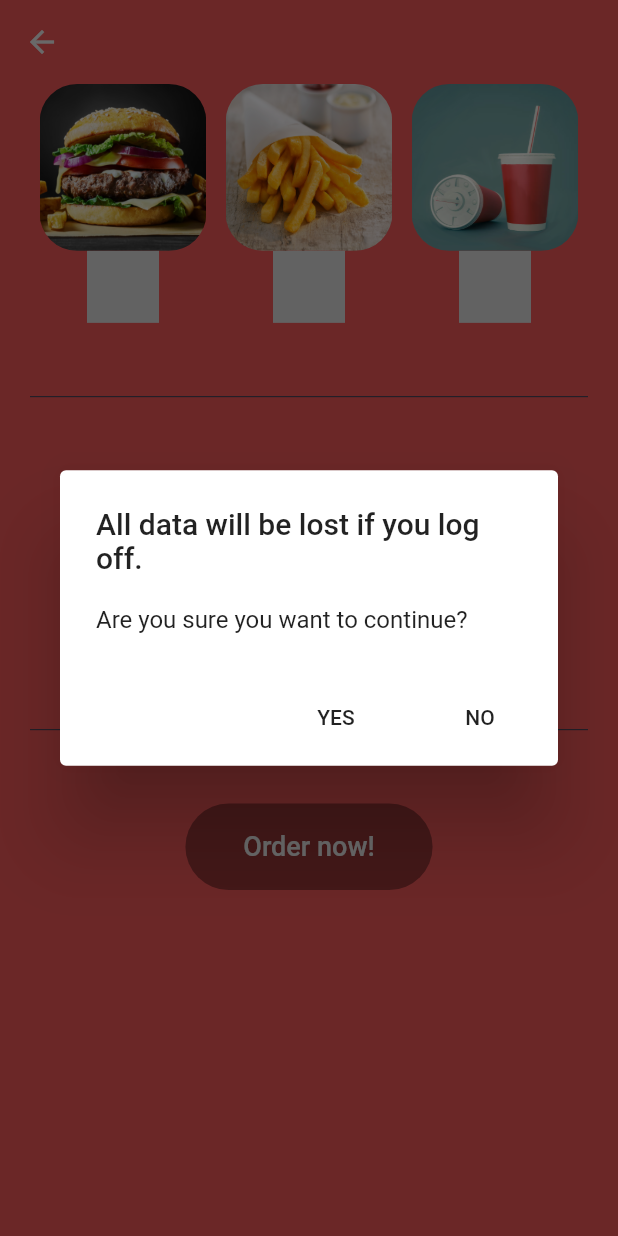
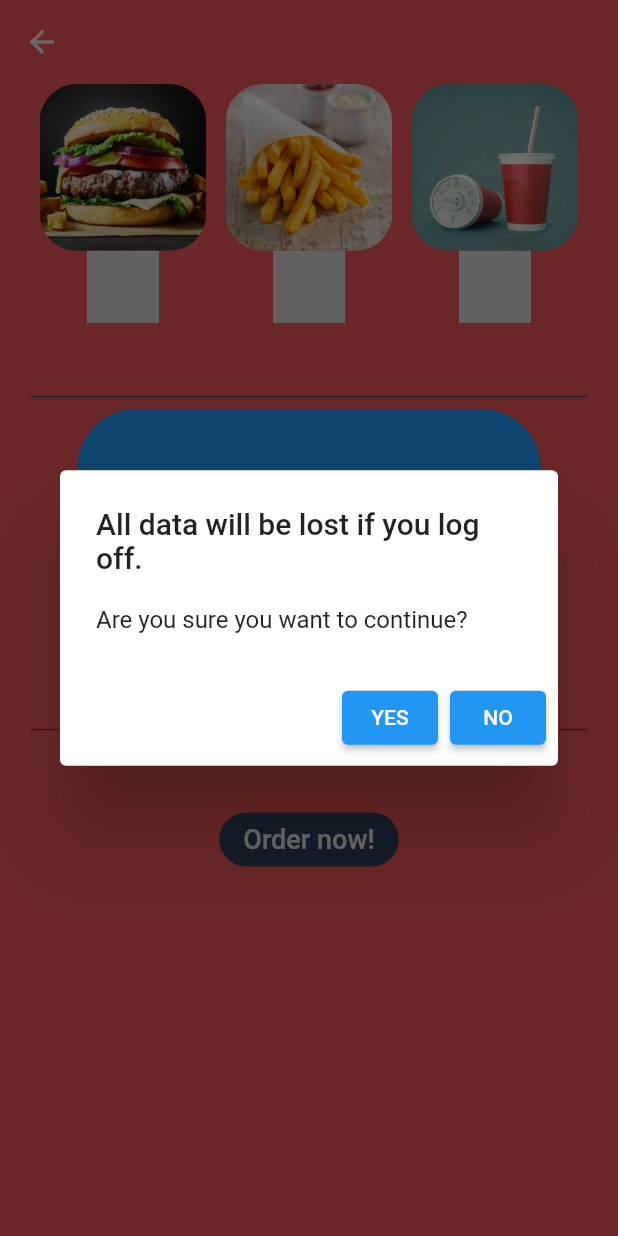
Before and after one commit to kforjan/delivery-app, a Flutter app: the OrderPage screen opened directly, after a tap on the "arrow back" icon, on a phone screen of 412 x 824 dp. Run offline on Flutter 3.47's test engine with Material 2 defaults, Android fonts, the phone set to English and light mode, and no system bars; our stand-ins replace cloud_firestore, firebase_auth, flutter_map, geolocator, latlong, numberpicker and 1 more; missing offline and left inert: geodesy; accounts and stored records are empty; statements that could not run were skipped.

```diff
--- a/lib/app/home/deliver/deliver_page.dart
+++ b/lib/app/home/deliver/deliver_page.dart
@@ -36,14 +36,14 @@ class DeliverPage extends StatelessWidget {
         title: Text('All data will be lost if you log off.'),
         content: Text('Are you sure you want to continue?'),
         actions: [
-          FlatButton(
+          ElevatedButton(
             child: Text('YES'),
             onPressed: () async {
               Navigator.pop(context);
               await Provider.of<AuthBase>(context, listen: false).signOut();
             },
           ),
-          FlatButton(
+          ElevatedButton(
             child: Text('NO'),
             onPressed: () {
               Navigator.pop(context);
--- a/lib/app/home/order/order_page.dart
+++ b/lib/app/home/order/order_page.dart
@@ -41,14 +41,14 @@ class OrderPage extends StatelessWidget {
         title: Text('All data will be lost if you log off.'),
         content: Text('Are you sure you want to continue?'),
         actions: [
-          FlatButton(
+          ElevatedButton(
             child: Text('YES'),
             onPressed: () async {
               Navigator.pop(context);
               await Provider.of<AuthBase>(context, listen: false).signOut();
             },
           ),
-          FlatButton(
+          ElevatedButton(
             child: Text('NO'),
             onPressed: () {
               Navigator.pop(context);
--- a/lib/app/home/order/order_selection.dart
+++ b/lib/app/home/order/order_selection.dart
@@ -69,7 +69,7 @@ class _OrderSelectionState extends State<OrderSelection> {
               width: mediaQuery.size.width * 0.75,
               child: widget.model.located
                   ? buildMap(context, widget.model.position)
-                  : FlatButton(
+                  : ElevatedButton(
                       child: ListTile(
                         leading: Icon(
                           Icons.location_on,
@@ -97,13 +97,17 @@ class _OrderSelectionState extends State<OrderSelection> {
           ButtonTheme(
             height: mediaQuery.size.height * 0.07,
             minWidth: mediaQuery.size.width * 0.4,
-            child: RaisedButton(
-              shape: RoundedRectangleBorder(
-                borderRadius: BorderRadius.all(
-                  Radius.circular(35),
+            child: ElevatedButton(
+              style: ButtonStyle(
+                backgroundColor: MaterialStateProperty.all(theme.accentColor),
+                shape: MaterialStateProperty.all<RoundedRectangleBorder>(
+                  RoundedRectangleBorder(
+                    borderRadius: BorderRadius.all(
+                      Radius.circular(35),
+                    ),
+                  ),
                 ),
               ),
-              color: theme.accentColor,
               child: Text(
                 'Order now!',
                 style: TextStyle(
--- a/lib/app/landing_page/landing_page.dart
+++ b/lib/app/landing_page/landing_page.dart
@@ -5,7 +5,7 @@ import '../../services/auth.dart';
 import '../../services/database.dart';
 import '../home/deliver/deliver_page.dart';
 import '../home/order/order_page.dart';
-import '../sign_in/sign_in_page.dart';
+import '../sign_in/role_selection_page.dart';
 
 class LandingPage extends StatelessWidget {
   @override
@@ -19,7 +19,7 @@ class LandingPage extends StatelessWidget {
           User _user = userSnapshot.data;
 
           if (_user == null) {
-            return SignInPage.create(context);
+            return RoleSelectionPage.create(context);
           } else {
             return StreamBuilder(
               stream: _databse.getUserTypeStream(_user.userId),
@@ -60,7 +60,7 @@ class LandingPage extends StatelessWidget {
                         AlwaysStoppedAnimation<Color>(theme.accentColor),
                   ),
                   const SizedBox(height: 50),
-                  FlatButton(
+                  TextButton(
                     child: Text(
                       'Cancel',
                       style: TextStyle(color: theme.accentColor),
--- a/lib/app/sign_in/deliver_button.dart
+++ b/lib/app/sign_in/deliver_button.dart
@@ -1,14 +1,15 @@
-import 'package:delivery_app/app/sign_in/sign_in_model.dart';
+import 'package:delivery_app/app/sign_in/role_selection_model.dart';
 import 'package:flutter/material.dart';
 import 'package:provider/provider.dart';
 
 import '../../services/auth.dart';
 import '../../services/database.dart';
+import 'role_selection_model.dart';
 
 class DeliverButton extends StatelessWidget {
   const DeliverButton({Key key, this.model}) : super(key: key);
 
-  final SignInModel model;
+  final RoleSelectionModel model;
 
   @override
   Widget build(BuildContext context) {
--- a/lib/app/sign_in/order_button.dart
+++ b/lib/app/sign_in/order_button.dart
@@ -1,14 +1,15 @@
-import 'package:delivery_app/app/sign_in/sign_in_model.dart';
+import 'package:delivery_app/app/sign_in/role_selection_model.dart';
 import 'package:flutter/material.dart';
 import 'package:provider/provider.dart';
 
 import '../../services/auth.dart';
 import '../../services/database.dart';
+import 'role_selection_model.dart';
 
 class OrderButton extends StatelessWidget {
   const OrderButton({Key key, this.model}) : super(key: key);
 
-  final SignInModel model;
+  final RoleSelectionModel model;
 
   @override
   Widget build(BuildContext context) {
--- a/lib/app/sign_in/role_selection_model.dart
+++ b/lib/app/sign_in/role_selection_model.dart
@@ -1,6 +1,6 @@
 import 'package:flutter/widgets.dart';
 
-class RoleSelection with ChangeNotifier {
+class RoleSelectionModel with ChangeNotifier {
   bool isLoading = false;
 
   toggleLoading() {
```
Also changed, not shown: lib/app/home/deliver/confirm_delivery_page.dart (+10 -4 lines), lib/app/home/order/tracking_page.dart (+5 -2 lines), lib/app/sign_in/role_selection_page.dart (+8 -8 lines), pubspec.lock.
